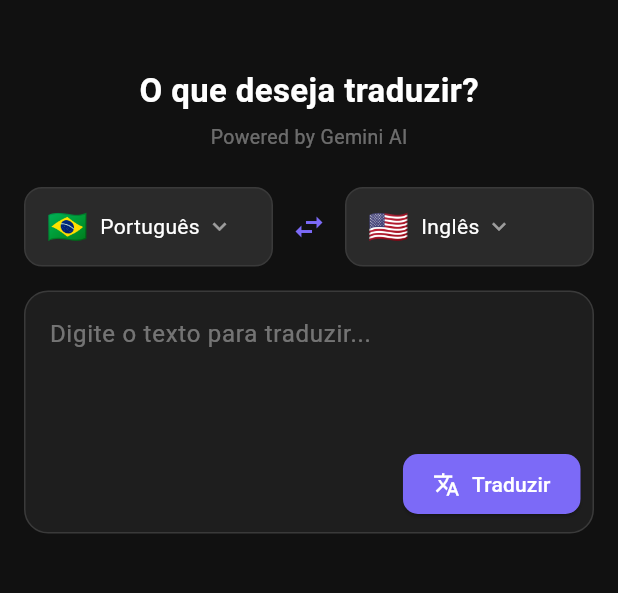
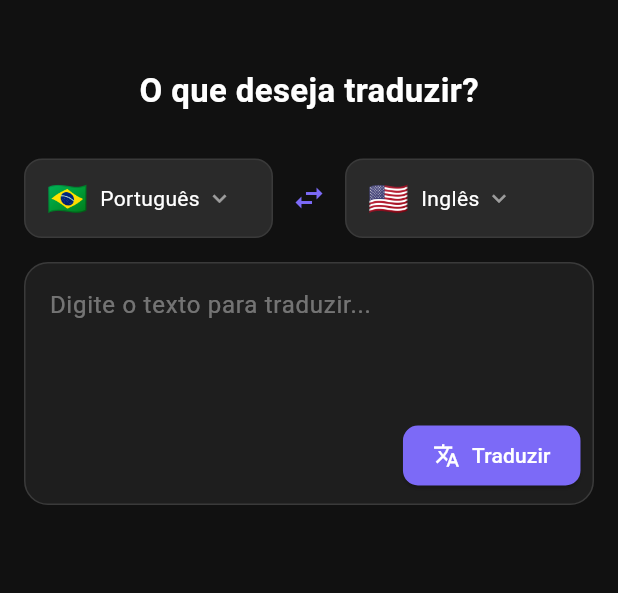
Before and after one commit to danielmrz7/TradGem, a Flutter app: the screen it shows after launch, on a phone screen of 412 x 824 dp, the part 65-658 px from its top. Run offline on Flutter 3.47's test engine with Material 3 defaults, Android fonts, the phone set to English and light mode, and no system bars; our stand-ins replace flutter_dotenv, flutter_hooks, get.

Commit message:
Refactor: remove comentário

```diff
--- a/tradgem/lib/view/screens.dart
+++ b/tradgem/lib/view/screens.dart
@@ -70,10 +70,6 @@ class HomeScreen extends StatelessWidget {
                     ),
                   ),
                   SizedBox(height: 6),
-                  Text(
-                    'Powered by Gemini AI',
-                    style: TextStyle(color: Colors.white38, fontSize: 13),
-                  ),
                 ],
               ),
             ),
```
Also changed, not shown: 1 other file.
